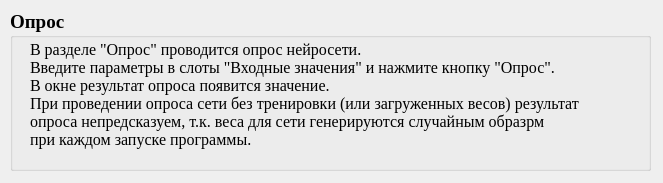
This is uixml/helpQueryDialog.ui in ILTZ/NNGUI as Qt 5 draws it before an edit. The edited form follows.
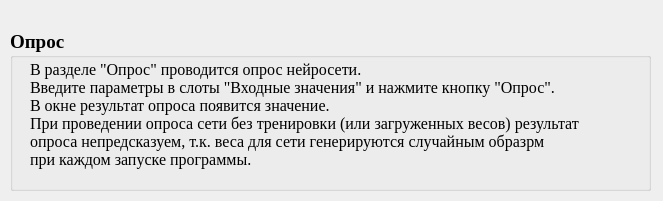
This is the edited form.

The edit to the form file:
```diff
--- a/uixml/helpQueryDialog.ui
+++ b/uixml/helpQueryDialog.ui
@@ -7,7 +7,7 @@
     <x>0</x>
     <y>0</y>
     <width>663</width>
-    <height>183</height>
+    <height>201</height>
    </rect>
   </property>
   <property name="windowTitle">
@@ -17,7 +17,7 @@
    <property name="geometry">
     <rect>
      <x>10</x>
-     <y>10</y>
+     <y>30</y>
      <width>641</width>
      <height>161</height>
     </rect>
```
